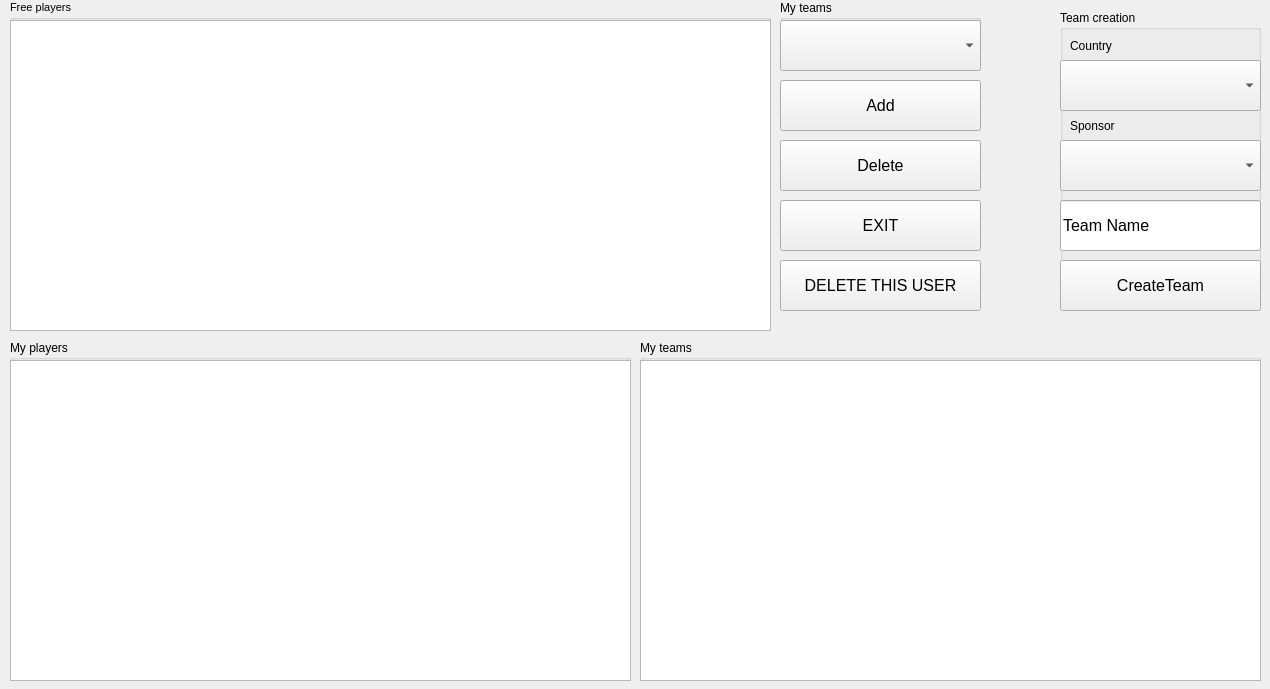
Old version of the form DataBaseCybersport/TeamWindow.ui in the repository Inlucker/DataBaseCybersport.
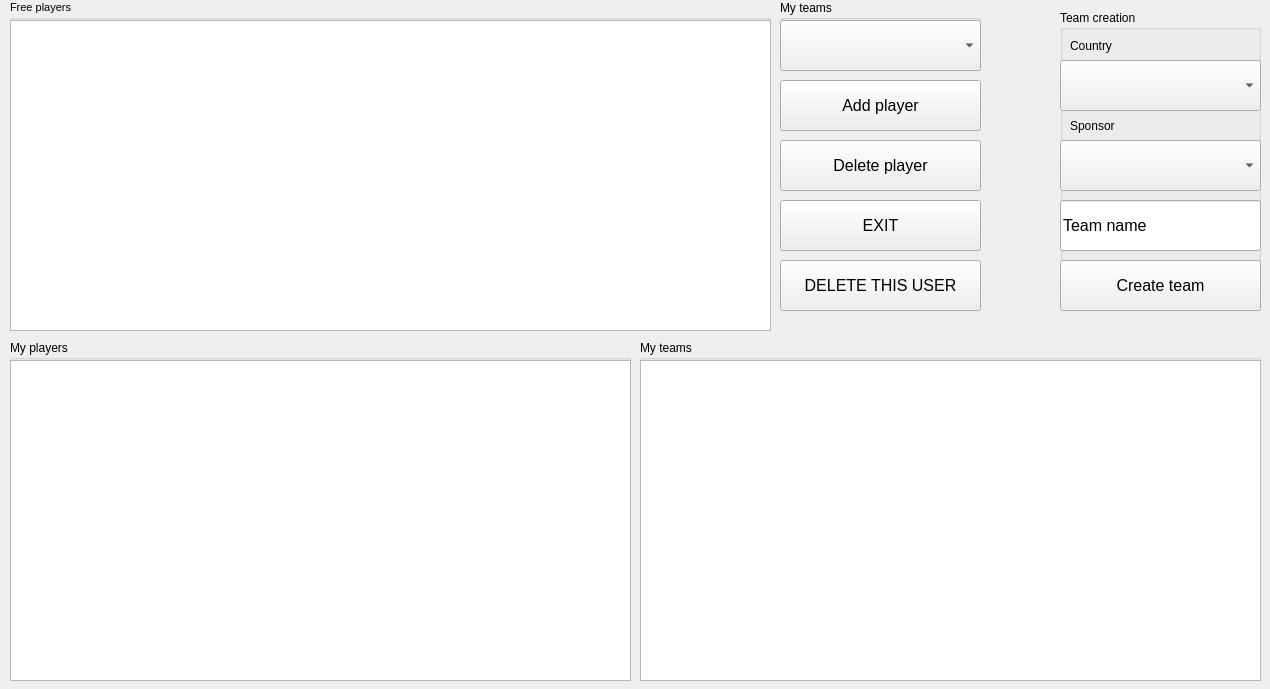
New version of the form.

Patch:
```diff
--- a/DataBaseCybersport/TeamWindow.ui
+++ b/DataBaseCybersport/TeamWindow.ui
@@ -46,7 +46,7 @@
     </font>
    </property>
    <property name="text">
-    <string>Delete</string>
+    <string>Delete player</string>
    </property>
   </widget>
   <widget class="QPushButton" name="exit_btn">
@@ -82,7 +82,7 @@
     </font>
    </property>
    <property name="text">
-    <string>Add</string>
+    <string>Add player</string>
    </property>
   </widget>
   <widget class="QGroupBox" name="groupBox">
@@ -229,7 +229,7 @@
      </font>
     </property>
     <property name="text">
-     <string>CreateTeam</string>
+     <string>Create team</string>
     </property>
    </widget>
    <widget class="QLineEdit" name="team_name_lineEdit">
@@ -247,7 +247,7 @@
      </font>
     </property>
     <property name="text">
-     <string>Team Name</string>
+     <string>Team name</string>
     </property>
    </widget>
    <widget class="QComboBox" name="sponsors_comboBox">
```
